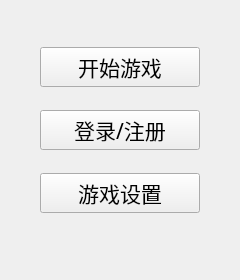
Simpidbit/tbtennis, file main_window_t.ui: the form before one commit.
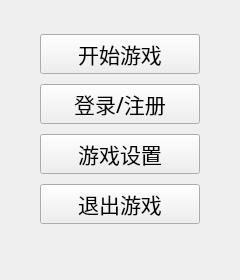
The form after the commit.

```diff
--- a/main_window_t.ui
+++ b/main_window_t.ui
@@ -85,6 +85,25 @@
       </property>
      </widget>
     </item>
+    <item>
+     <widget class="QPushButton" name="exit_btn">
+      <property name="minimumSize">
+       <size>
+        <width>0</width>
+        <height>40</height>
+       </size>
+      </property>
+      <property name="font">
+       <font>
+        <family>华文彩云</family>
+        <pointsize>16</pointsize>
+       </font>
+      </property>
+      <property name="text">
+       <string>退出游戏</string>
+      </property>
+     </widget>
+    </item>
    </layout>
   </widget>
  </widget>
```
Left out of the diff: 6 changed lines with no effect on the pictures.
